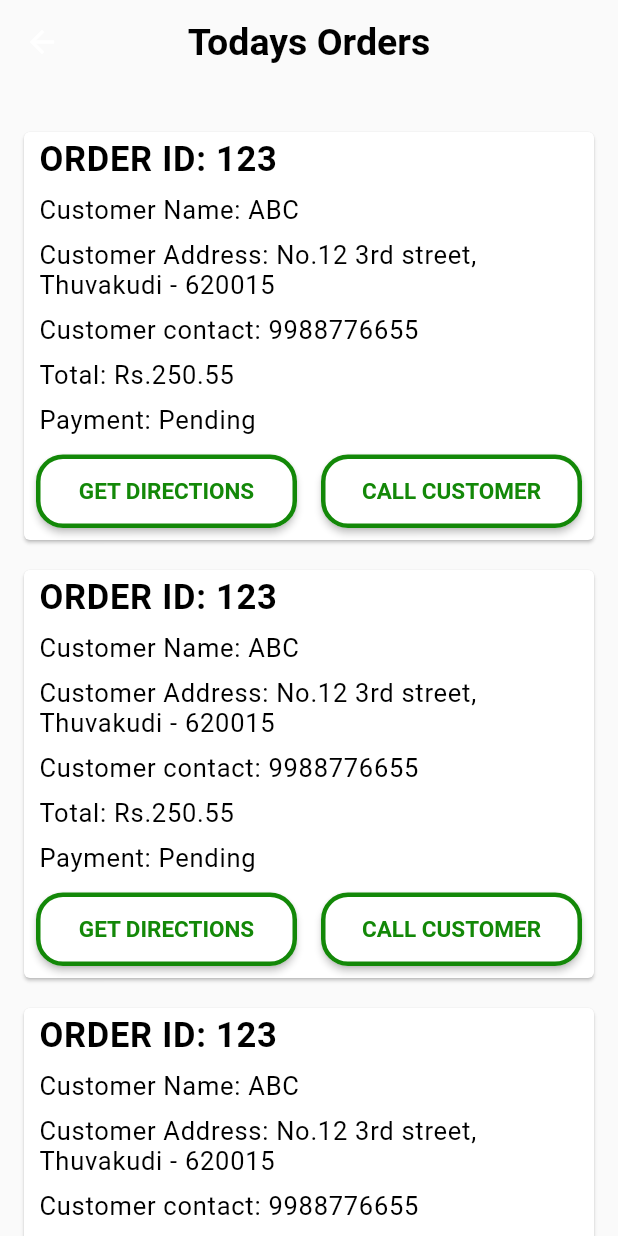
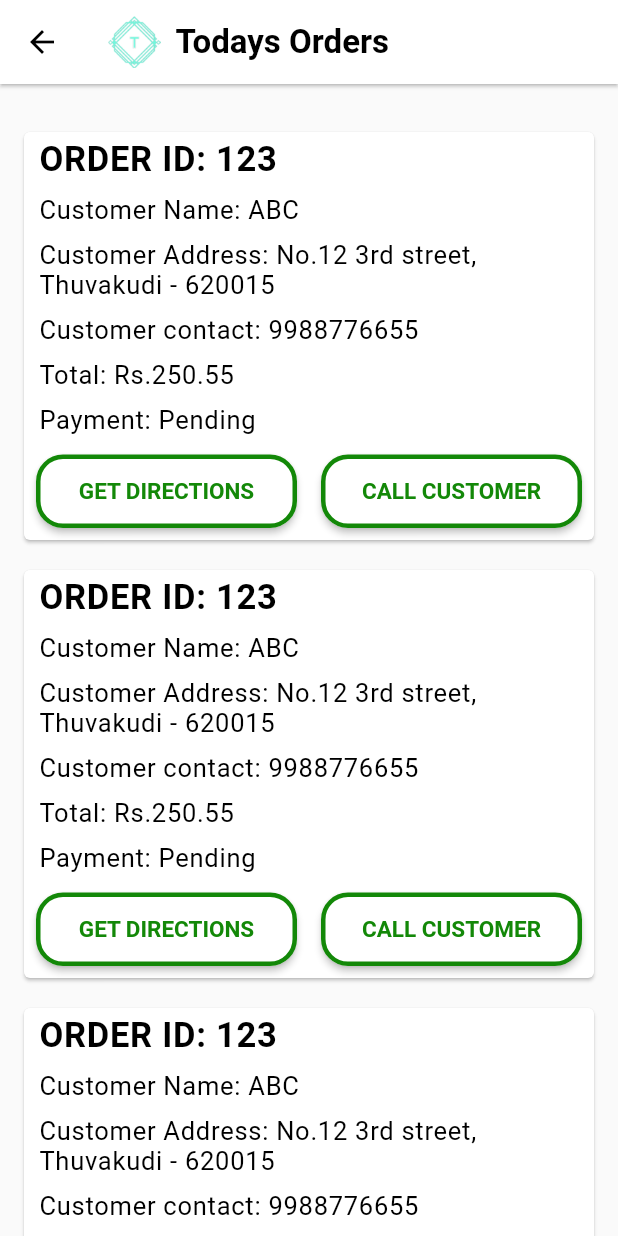
Before and after one commit to Thirumathikart/thirumathikart-delivery, a Flutter app: the TodaysOrdersPage screen opened by its route, on a phone screen of 412 x 824 dp. Run offline on Flutter 3.47's test engine with Material 2 defaults, Android fonts, the light colour scheme and no system bars; our stand-ins replace get, get_storage, google_fonts, google_maps_flutter; missing offline and left inert: google_map_polyline_new; accounts and stored records are empty; Roboto replaces fonts that are missing (Brawler).

Commit message:
feat(flow): integrated with app flow

```diff
--- a/lib/constants/orders_constants.dart
+++ b/lib/constants/orders_constants.dart
@@ -23,4 +23,28 @@ var orderList = [
     'Total': 'Rs.250.55',
     'Payment': 'Pending'
   },
+  {
+    'OrderID': 123,
+    'CustomerName': 'ABC',
+    'CustomerAddress': 'No.12 3rd street, Thuvakudi - 620015',
+    'CustomerContact': '9988776655',
+    'Total': 'Rs.250.55',
+    'Payment': 'Pending'
+  },
+  {
+    'OrderID': 123,
+    'CustomerName': 'ABC',
+    'CustomerAddress': 'No.12 3rd street, Thuvakudi - 620015',
+    'CustomerContact': '9988776655',
+    'Total': 'Rs.250.55',
+    'Payment': 'Pending'
+  },
+  {
+    'OrderID': 123,
+    'CustomerName': 'ABC',
+    'CustomerAddress': 'No.12 3rd street, Thuvakudi - 620015',
+    'CustomerContact': '9988776655',
+    'Total': 'Rs.250.55',
+    'Payment': 'Pending'
+  },
 ];
--- a/lib/controllers/splash_controller.dart
+++ b/lib/controllers/splash_controller.dart
@@ -20,7 +20,7 @@ class SplashController extends GetxController {
       splashTimer = Timer(const Duration(milliseconds: 3000), () {
         String? token = storage.retriveJWT();
         String route = NavigationRoutes.loginRoute;
-        if (token == null) {
+        if (token != null) {
           route = NavigationRoutes.home;
         }
         Get.offAndToNamed(route);
--- a/lib/main.dart
+++ b/lib/main.dart
@@ -11,7 +11,7 @@ import 'package:thirumathikart_seller/services/storage_service.dart';
 Future<void> main() async {
   WidgetsFlutterBinding.ensureInitialized();
   await initServices();
-  runApp(const Thirumathikart());
+  runApp(Thirumathikart());
 }
 
 Future<void> initServices() async {
@@ -20,8 +20,8 @@ Future<void> initServices() async {
 }
 
 class Thirumathikart extends StatelessWidget {
-  const Thirumathikart({Key? key}) : super(key: key);
-
+  Thirumathikart({Key? key}) : super(key: key);
+  final storage = Get.find<StorageServices>();
   @override
   Widget build(BuildContext context) => GetMaterialApp(
         themeMode: ThemeMode.light,
--- a/lib/views/login.dart
+++ b/lib/views/login.dart
@@ -11,7 +11,7 @@ class LoginPage extends GetView<LoginController> {
   Widget build(BuildContext context) {
     double deviceHeight = MediaQuery.of(context).size.height;
     return Scaffold(
-      appBar: appBar('Seller Login'),
+      appBar: appBar('Delivery Partner Login'),
       body: SingleChildScrollView(
         child: ConstrainedBox(
           constraints: BoxConstraints(
@@ -107,7 +107,7 @@ class LoginPage extends GetView<LoginController> {
                                 ),
                               ),
                             ),
-                            const LoginButton(),
+                            LoginButton(),
                           ])),
                       const SizedBox(
                         height: 35,
--- a/lib/views/todays_orders.dart
+++ b/lib/views/todays_orders.dart
@@ -1,10 +1,12 @@
 import 'package:flutter/material.dart';
 import 'package:get/get.dart';
+import 'package:thirumathikart_seller/constants/navigation_routes.dart';
 import 'package:thirumathikart_seller/constants/orders_constants.dart';
 import 'package:thirumathikart_seller/controllers/todays_orders_controller.dart';
 import 'package:thirumathikart_seller/widgets/app_bar.dart';
 import 'package:thirumathikart_seller/config/themes.dart';
 import 'package:thirumathikart_seller/widgets/button/orders_button.dart';
+import 'package:url_launcher/url_launcher.dart';
 
 class TodaysOrdersPage extends GetView<TodaysOrdersController> {
   const TodaysOrdersPage({Key? key}) : super(key: key);
@@ -110,11 +112,16 @@ class TodaysOrdersPage extends GetView<TodaysOrdersController> {
           Row(mainAxisAlignment: MainAxisAlignment.spaceEvenly, children: [
             Expanded(
               child: OrdersButton(
-                  buttonName: 'GET DIRECTIONS', onPressed: () => {}),
+                  buttonName: 'GET DIRECTIONS',
+                  onPressed: () => {Get.toNamed(NavigationRoutes.map)}),
             ),
             Expanded(
               child: OrdersButton(
-                  buttonName: 'CALL CUSTOMER', onPressed: () => {}),
+                  buttonName: 'CALL CUSTOMER',
+                  onPressed: () => {
+                        launchUrl(Uri.parse(
+                            'tel:${orderList[position]['CustomerContact']}'))
+                      }),
             ),
           ]),
         ]),
--- a/lib/widgets/app_bar.dart
+++ b/lib/widgets/app_bar.dart
@@ -1,14 +1,30 @@
 import 'package:flutter/material.dart';
+import 'package:get/get.dart';
 import 'package:thirumathikart_seller/config/themes.dart';
+import 'package:thirumathikart_seller/constants/navigation_routes.dart';
 
 PreferredSizeWidget appBar(String label) => AppBar(
-    backgroundColor: Colors.transparent,
-    elevation: 0,
-    title: Text(
-      label,
-      style: TextStyle(
-          fontWeight: FontWeight.bold,
-          color: AppTheme.textPrimary,
-          fontSize: 25),
-    ),
+    backgroundColor: AppTheme.bg,
+    elevation: 1,
+    iconTheme: IconThemeData(color: AppTheme.textPrimary),
+    title: Row(children: [
+      Visibility(
+          visible: Get.routing.current != NavigationRoutes.map,
+          child: Container(
+              margin:
+                  const EdgeInsets.only(left: 0, top: 5, bottom: 5, right: 10),
+              child: Image.asset(
+                'assets/tk.png',
+                width: 35,
+                height: 35,
+              ))),
+      Text(
+        label,
+        style: TextStyle(
+            fontWeight: FontWeight.bold,
+            color: AppTheme.textPrimary,
+            fontSize: 22),
+        textAlign: TextAlign.center,
+      )
+    ]),
     centerTitle: true);
--- a/lib/widgets/button/orders_button.dart
+++ b/lib/widgets/button/orders_button.dart
@@ -36,6 +36,7 @@ class OrdersButton extends GetView<HomeController> {
                   color: AppTheme.facebook,
                   fontWeight: FontWeight.bold,
                 ),
+                textAlign: TextAlign.center,
               )),
         ),
       );
--- a/pubspec.yaml
+++ b/pubspec.yaml
@@ -23,6 +23,7 @@ dependencies:
   intl: ^0.17.0
   google_fonts: ^3.0.1
   image_picker: ^0.8.6
+  url_launcher: ^6.1.7
   # firebase_core: ^1.10.0
   # firebase_messaging: ^11.1.0
   # flutter_local_notifications: ^9.4.0
```
Also changed, not shown: lib/views/profile.dart (+5 -2 lines), lib/widgets/button/login_button.dart (+5 -4 lines), assets/tk.png (added), pubspec.lock, 1 other file.
